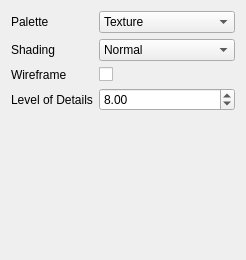
Above: TerrainViewer/parameterdock.ui from mgaillard/TerrainViewerWidget before the change. Below: the same form after it.
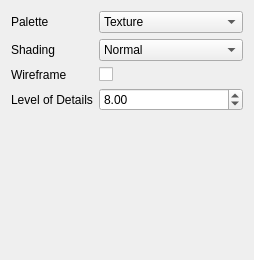
That is the form after the change.

Commit message: Shading slope and environment ramp (work in progress)

Diff of the .ui file:
```diff
--- a/TerrainViewer/parameterdock.ui
+++ b/TerrainViewer/parameterdock.ui
@@ -6,7 +6,7 @@
    <rect>
     <x>0</x>
     <y>0</y>
-    <width>240</width>
+    <width>254</width>
     <height>260</height>
    </rect>
   </property>
```
Left out of the diff: 10 changed lines with no effect on the pictures. The commit also changes 2 other files.
